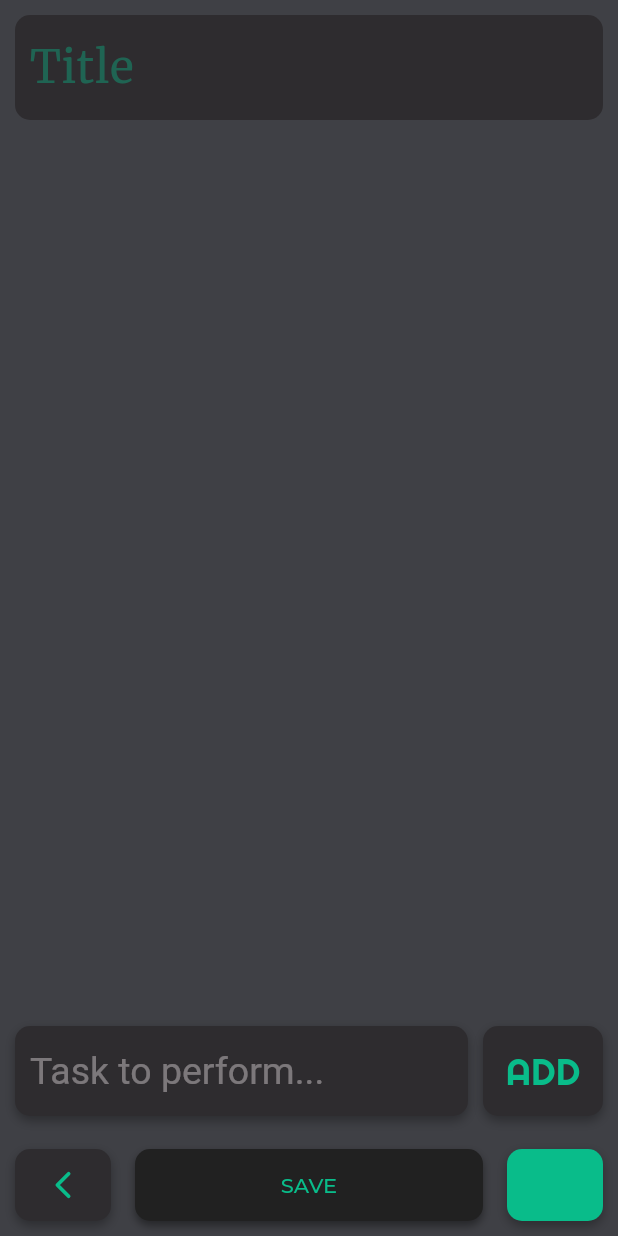
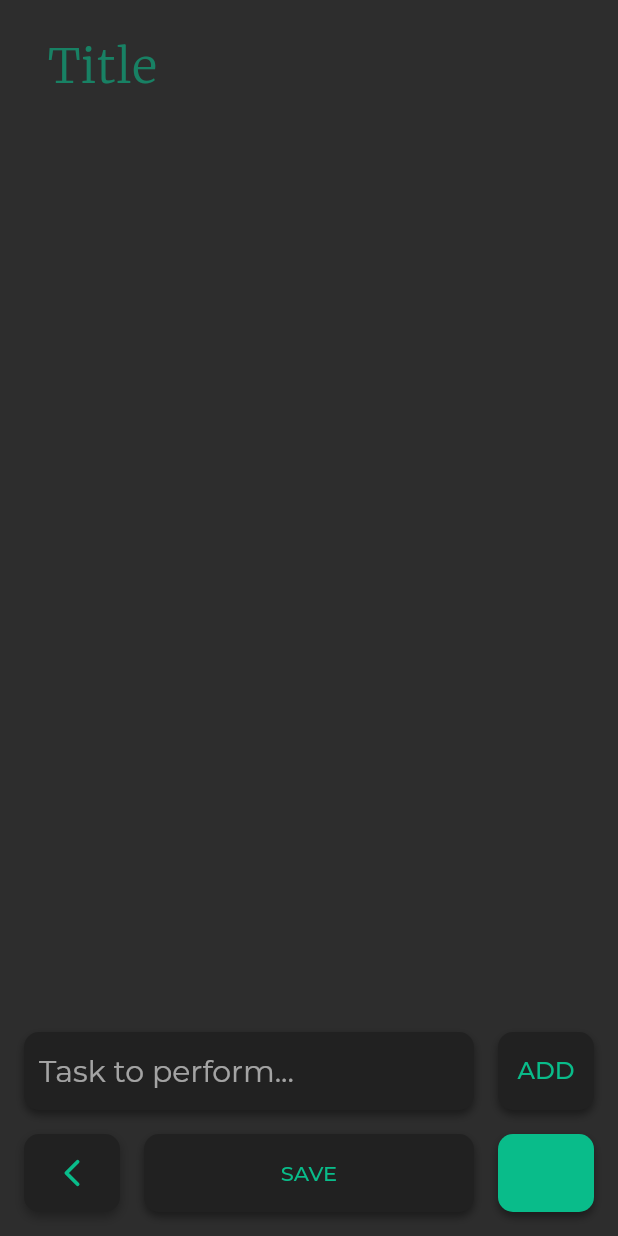
Before and after one commit to coffeekillsbugs/notable, a Flutter app: the NewTodoScreen screen opened by its route, on a phone screen of 412 x 824 dp. Run offline on Flutter 3.47's test engine with Material 2 defaults, Android fonts, the phone set to English and light mode, and no system bars; our stand-ins replace flutter_icons; Roboto replaces fonts that are missing (SourceSansPro).

Commit message:
improvements -> ui 16.0 bug fixes -> todo screen scroll

```diff
--- a/lib/Screens/homepage.dart
+++ b/lib/Screens/homepage.dart
@@ -26,8 +26,7 @@ class _HomePageState extends State<HomePage> {
         children: <Widget>[
           Container(
             child: ListView.builder(
-              padding: EdgeInsets.only(
-                  top: 5.0, bottom: 80.0, left: 10.0, right: 10.0),
+              padding: EdgeInsets.fromLTRB(16.0, 16.0, 16.0, 80.0),
               physics: BouncingScrollPhysics(),
               itemCount: noteList.length,
               itemBuilder: (context, index) => noteList[index].noteType == NoteType.SimpleNote ? NoteCard(index) : TodoCard(index),
--- a/lib/Screens/new_todo_screen.dart
+++ b/lib/Screens/new_todo_screen.dart
@@ -1,4 +1,6 @@
 import 'package:flutter/material.dart';
+import 'package:notes/providers/note_provider.dart';
+import 'package:provider/provider.dart';
 
 import '../configs/colors.dart';
 import '../components/footer_actions.dart';
@@ -15,16 +17,52 @@ class _NewTodoScreenState extends State<NewTodoScreen> {
   Widget build(BuildContext context) {
     // var _flavour = Provider.of<FlagProvider>(context).flavour;
     var _padding = MediaQuery.of(context).padding.top;
-    // var _width = MediaQuery.of(context).size.width;
+    var _height = MediaQuery.of(context).size.height - _padding;
+    var _itemList = Provider.of<NoteProvider>(context).itemList;
     return Scaffold(
-      backgroundColor: AppColor.gunMetal,
-      appBar: PreferredSize(
-        preferredSize: Size.fromHeight(90.0),
-        child: TodoAppBar(),
+      backgroundColor: AppColor.primaryColor,
+      body: SafeArea(
+        child: Container(
+          height: _height - 32.0,
+          margin: EdgeInsets.all(16.0),
+          child: Stack(
+            //mainAxisAlignment: MainAxisAlignment.end,
+            alignment: Alignment.bottomCenter,
+            children: <Widget>[
+              Padding(
+                padding:EdgeInsets.only(bottom: 68.0),
+                child: CustomScrollView(
+                  physics: BouncingScrollPhysics(),
+                  slivers: <Widget>[
+                    // Todo Title >>>--------------------->#
+                    SliverPersistentHeader(
+                      delegate: TodoHeader(maxHeight: 60.0, minHeight: 60.0),
+                      floating: true,
+                      pinned: false,
+                    ),
+                    // Todo List >>>--------------------->#
+                    SliverList(
+                      delegate: SliverChildBuilderDelegate(
+                        (context, index) => TodoBody(_padding, index),
+                        childCount: _itemList.length,
+                      ),
+                    ),
+                    //TodoBody(_padding),
+                  ],
+                ),
+              ),
+              // Todo Adder >>>------------------------>#
+              AddItem(),
+            ],
+          ),
+        ),
       ),
-      body: TodoBody(_padding),
-      bottomNavigationBar: Padding(
-        padding: EdgeInsets.all(10.0),
+      bottomNavigationBar: Container(
+        margin: EdgeInsets.only(
+          left: 16.0,
+          right: 16.0,
+          bottom: 16.0,
+        ),
         child: FooterActions(),
       ),
     );
--- a/lib/components/footer_actions.dart
+++ b/lib/components/footer_actions.dart
@@ -26,11 +26,11 @@ class _FooterActionsState extends State<FooterActions> {
               Navigator.pop(context);
             },
             child: Container(
-              height: 48.0,
+              height: 52.0,
               width: 64.0,
               decoration: BoxDecoration(
                 borderRadius: BorderRadius.circular(10.0),
-                color: AppColor.charlestonGreen,
+                color: AppColor.secondaryColor,
                 boxShadow: [
                   BoxShadow(
                     color: Colors.black.withOpacity(0.3),
@@ -58,7 +58,7 @@ class _FooterActionsState extends State<FooterActions> {
                 borderRadius: BorderRadius.circular(10.0),
                 splashColor: _flavour,
                 child: Container(
-                  height: 48.0,
+                  height: 52.0,
                   alignment: Alignment.center,
                   decoration: BoxDecoration(
                     borderRadius: BorderRadius.circular(10.0),
@@ -90,16 +90,16 @@ class _FooterActionsState extends State<FooterActions> {
           GestureDetector(
             onTap: modalSheet,
             child: Container(
-              height: 48.0,
+              height: 52.0,
               width: 64.0,
               decoration: BoxDecoration(
                 borderRadius: BorderRadius.circular(10.0),
                 color: _flavour,
                 boxShadow: [
                   BoxShadow(
-                    color: Colors.black.withOpacity(0.3),
+                    color: Colors.black.withOpacity(0.4),
                     offset: Offset(0.0, 3.0),
-                    blurRadius: 5.0,
+                    blurRadius: 4.0,
                   )
                 ],
               ),
--- a/lib/components/new_note_button.dart
+++ b/lib/components/new_note_button.dart
@@ -40,7 +40,7 @@ class NoteButtonState extends State<NoteButton>
     var _width = MediaQuery.of(context).size.width;
     var _change = Provider.of<NoteProvider>(context, listen: false);
     return Container(
-      margin: EdgeInsets.only(bottom: 20.0, left: _width - 80),
+      margin: EdgeInsets.only(bottom: 20.0, left: _width - 92.0),
       child: AnimatedBuilder(
         animation: noteController,
         builder: (context, child) => Transform.scale(
--- a/lib/components/new_todo_button.dart
+++ b/lib/components/new_todo_button.dart
@@ -37,7 +37,7 @@ class TodoButtonState extends State<TodoButton>
     var _width = MediaQuery.of(context).size.width;
     var _change = Provider.of<NoteProvider>(context, listen: false);
     return Container(
-      margin: EdgeInsets.only(bottom: 10.0, left: _width - 80),
+      margin: EdgeInsets.only(bottom: 10.0, left: _width - 92.0),
       child: AnimatedBuilder(
         animation: todoController,
         builder: (context, child) => Transform.scale(
@@ -54,7 +54,7 @@ class TodoButtonState extends State<TodoButton>
                   BoxShadow(
                     color: Colors.black.withOpacity(0.4),
                     offset: Offset(0.0, 3.0),
-                    blurRadius: 10.0,
+                    blurRadius: 4.0,
                   ),
                 ],
               ),
--- a/lib/components/note_card.dart
+++ b/lib/components/note_card.dart
@@ -37,8 +37,8 @@ class _NoteCardState extends State<NoteCard> {
           shadows: [
             BoxShadow(
               color: Colors.black.withOpacity(0.4),
-              offset: Offset(0.0, 2.0),
-              blurRadius: 40.0,
+              offset: Offset(0.0, 3.0),
+              blurRadius: 4.0,
             ),
           ],
         ),
--- a/lib/components/todo_card.dart
+++ b/lib/components/todo_card.dart
@@ -21,7 +21,7 @@ class _TodoCardState extends State<TodoCard> {
     return Padding(
       padding: EdgeInsets.symmetric(vertical: 10.0),
       child: Container(
-        height: 280,
+        height: 280.0,
         width: double.infinity,
         decoration: ShapeDecoration(
           color: _flavour,
@@ -36,7 +36,7 @@ class _TodoCardState extends State<TodoCard> {
               height: 60.0,
               width: double.infinity,
               decoration: ShapeDecoration(
-                color: AppColor.charlestonGreen,
+                color: AppColor.secondaryColor,
                 shape: RoundedRectangleBorder(
                   borderRadius: BorderRadius.circular(10.0),
                 ),
@@ -44,7 +44,7 @@ class _TodoCardState extends State<TodoCard> {
                   BoxShadow(
                     color: Colors.black.withOpacity(0.4),
                     offset: Offset(0.0, 3.0),
-                    blurRadius: 10.0,
+                    blurRadius: 4.0,
                   ),
                 ],
               ),
--- a/lib/components/todo_screen/todo_app_bar.dart
+++ b/lib/components/todo_screen/todo_app_bar.dart
@@ -8,15 +8,10 @@ class TodoAppBar extends StatelessWidget {
   @override
   Widget build(BuildContext context) {
     var _flavour = Provider.of<NoteProvider>(context).flavour;
-    return SafeArea(
-      child: Padding(
-        padding: EdgeInsets.symmetric(vertical: 10.0, horizontal: 10.0),
-        child: Container(
-          padding: EdgeInsets.symmetric(vertical: 5.0, horizontal: 10.0),
-          decoration: BoxDecoration(
-            color: AppColor.charlestonGreen,
-            borderRadius: BorderRadius.circular(10.0),
-          ),
+    return Container(
+      height: 60.0,
+      color: AppColor.primaryColor,
+      padding: EdgeInsets.symmetric(horizontal: 16.0),
       child: TextField(
         scrollPhysics: BouncingScrollPhysics(),
         // onSubmitted: (String value) {
@@ -29,22 +24,43 @@ class TodoAppBar extends StatelessWidget {
         cursorColor: _flavour,
         maxLines: 1,
         style: TextStyle(
-              color: _flavour,
-              fontSize: 30.0,
-              fontFamily: 'Merriweather',
-            ),
+            color: _flavour, fontSize: 30.0, fontFamily: 'Merriweather'),
         decoration: InputDecoration(
           border: InputBorder.none,
           hintText: 'Title',
           hintStyle: TextStyle(
-                color: _flavour.withAlpha(100),
-                fontSize: 30.0,
+            color: _flavour.withAlpha(150),
+            fontSize: 32.0,
             fontFamily: 'Merriweather',
-              ),
-            ),
+            fontWeight: FontWeight.w300,
           ),
         ),
       ),
     );
   }
 }
+
+
+class TodoHeader extends SliverPersistentHeaderDelegate {
+  TodoHeader({this.maxHeight, this.minHeight});
+
+  final double minHeight;
+  final double maxHeight;
+
+  @override
+  Widget build(
+      BuildContext context, double shrinkOffset, bool overlapsContent) {
+    return TodoAppBar();
+  }
+
+  @override
+  double get maxExtent => maxHeight;
+
+  @override
+  double get minExtent => minHeight;
+
+  @override
+  bool shouldRebuild(SliverPersistentHeaderDelegate oldDelegate) {
+    return false;
+  }
+}
--- a/lib/components/todo_screen/todo_body.dart
+++ b/lib/components/todo_screen/todo_body.dart
@@ -1,4 +1,5 @@
 import 'package:flutter/material.dart';
+import 'package:notes/components/todo_screen/todo_app_bar.dart';
 import 'package:provider/provider.dart';
 import 'package:flutter_icons/flutter_icons.dart';
 
@@ -6,60 +7,33 @@ import '../../configs/colors.dart';
 import '../../providers/note_provider.dart';
 
 class TodoBody extends StatelessWidget {
-  final _padding;
+  final _padding, _index;
 
-  TodoBody(this._padding);
+  TodoBody(this._padding, this._index);
   @override
   Widget build(BuildContext context) {
     var _flavour = Provider.of<NoteProvider>(context).flavour;
     var _height = MediaQuery.of(context).size.height - _padding;
     var _width = MediaQuery.of(context).size.width;
     var _itemList = Provider.of<NoteProvider>(context).itemList;
-    return Stack(
-      alignment: Alignment.bottomCenter,
-      children: <Widget>[
-        // Todo ListView Builder >>>----------------------->#
-        Container(
-          color: Colors.transparent,
-          height: _height - 160.0,
-          child: ListView.builder(
-            padding: EdgeInsets.symmetric(
-              horizontal: 10.0,
-            ),
-            physics: BouncingScrollPhysics(),
-            itemCount: _itemList.length,
-            itemBuilder: (context, index) => _itemList.length == 0 ? Center(child: Text('Add Items'),) : Padding(
-              padding: EdgeInsets.symmetric(vertical: 5.0),
-              child: Container(
-                alignment: Alignment.center,
-                padding: EdgeInsets.symmetric(vertical: 5.0, horizontal: 10.0),
-                height: 50.0,
-                decoration: BoxDecoration(
-                  color: AppColor.gunMetal,
-                  borderRadius: BorderRadius.circular(10.0),
-                  boxShadow: [
-                    BoxShadow(
-                      color: Colors.black.withOpacity(0.3),
-                      offset: Offset(0.0, 0.0),
-                      blurRadius: 5.0,
-                    )
-                  ],
-                ),
+    return Container(
+      margin: EdgeInsets.symmetric(vertical: 8.0, horizontal: 16.0,),
       child: Row(
         mainAxisAlignment: MainAxisAlignment.spaceBetween,
         children: <Widget>[
           Container(
-                      width: _width - 80.0,
+            width: _width - 140.0,
             child: SingleChildScrollView(
               scrollDirection: Axis.horizontal,
               physics: BouncingScrollPhysics(),
               child: Text(
-                          _itemList[index].text,
+                _itemList[_index].text,
                 overflow: TextOverflow.ellipsis,
                 style: TextStyle(
                   color: AppColor.isabelline,
-                            fontSize: 22.0,
-                            fontFamily: 'SourceSansPro',
+                  fontSize: 20.0,
+                  fontFamily: 'Montserrat',
+                  fontWeight: FontWeight.w300,
                 ),
               ),
             ),
@@ -77,14 +51,6 @@ class TodoBody extends StatelessWidget {
           ),
         ],
       ),
-              ),
-            ),
-          ),
-        ),
-        SizedBox(height: 10.0),
-        // Todo Adder >>>------------------------>#
-        AddItem(),
-      ],
     );
   }
 }
@@ -103,32 +69,32 @@ class _AddItemState extends State<AddItem> {
 
     super.dispose();
   }
+
   @override
   Widget build(BuildContext context) {
     var _flavour = Provider.of<NoteProvider>(context).flavour;
     var _width = MediaQuery.of(context).size.width;
     var _addItem = Provider.of<NoteProvider>(context, listen: false);
-    return Padding(
-      padding: EdgeInsets.only(bottom: 10.0, left: 10.0, right: 10.0),
-      child: Container(
+    return Container(
       color: Colors.transparent,
-        height: 60.0,
+      height: 52.0,
       child: Row(
         mainAxisAlignment: MainAxisAlignment.spaceBetween,
         children: <Widget>[
+          // Add Item textfield >>>-------------------->#
           Container(
             alignment: Alignment.center,
             padding: EdgeInsets.symmetric(horizontal: 10.0),
-              width: _width - 110.0,
-              height: 60.0,
+            width: _width - 112.0,
+            height: 52.0,
             decoration: BoxDecoration(
-                color: AppColor.charlestonGreen,
+              color: AppColor.secondaryColor,
               borderRadius: BorderRadius.circular(10.0),
               boxShadow: [
                 BoxShadow(
-                    color: Colors.black.withOpacity(0.3),
+                  color: Colors.black.withOpacity(0.4),
                   offset: Offset(0.0, 3.0),
-                    blurRadius: 5.0,
+                  blurRadius: 4.0,
                 )
               ],
             ),
@@ -144,38 +110,42 @@ class _AddItemState extends State<AddItem> {
               cursorColor: AppColor.isabelline,
               maxLines: 1,
               style: TextStyle(
-                  color: AppColor.isabelline,
-                  fontSize: 25.0,
-                  fontFamily: 'SourceSansPro',
+                color: Colors.white,
+                fontSize: 20.0,
+                fontFamily: 'Montserrat',
+                fontWeight: FontWeight.w300,
               ),
               decoration: InputDecoration(
                 border: InputBorder.none,
                 hintText: 'Task to perform...',
                 hintStyle: TextStyle(
-                    color: AppColor.isabelline.withAlpha(100),
-                    fontSize: 25.0,
-                    fontFamily: 'SourceSansPro',
+                  color: Colors.white.withAlpha(150),
+                  fontSize: 20.0,
+                  fontFamily: 'Montserrat',
+                  fontWeight: FontWeight.w300,
                 ),
               ),
             ),
           ),
+          SizedBox(width: 16.0),
+          // Add Item button >>>---------------------->#
           GestureDetector(
             onTap: () {
-                if(_itemController.text.isNotEmpty)
+              if (_itemController.text.isNotEmpty)
                 _addItem.addItem(_itemController.text);
             },
             child: Container(
               alignment: Alignment.center,
-                width: 80.0,
-                height: 60.0,
+              width: 64.0,
+              height: 52.0,
               decoration: BoxDecoration(
-                  color: AppColor.charlestonGreen,
+                color: AppColor.secondaryColor,
                 borderRadius: BorderRadius.circular(10.0),
                 boxShadow: [
                   BoxShadow(
-                      color: Colors.black.withOpacity(0.3),
+                    color: Colors.black.withOpacity(0.4),
                     offset: Offset(0.0, 3.0),
-                      blurRadius: 5.0,
+                    blurRadius: 4.0,
                   )
                 ],
               ),
@@ -183,15 +153,15 @@ class _AddItemState extends State<AddItem> {
                 'ADD',
                 style: TextStyle(
                   color: _flavour,
-                    fontSize: 25.0,
-                    fontFamily: 'Righteous',
+                  fontSize: 16.0,
+                  fontFamily: 'Montserrat',
+                  fontWeight: FontWeight.w500,
                 ),
               ),
             ),
           ),
         ],
       ),
-      ),
     );
   }
 }
--- a/lib/configs/colors.dart
+++ b/lib/configs/colors.dart
@@ -18,7 +18,7 @@ class AppColor {
   static const Color magentaProcess = Color(0xFFf90093);
   static const Color almostWhite = Color(0xFFE5E6E8);
 
-  static const Color primaryColor = Color(0xFF121212);
+  static const Color primaryColor = Color(0xFF2D2D2D);
   static const Color secondaryColor = Color(0xFF212121);
   static const Color brandViolet = Color(0xFF7700A6);
   static const Color brandPink = Color(0xFFFE00FE);
```
Also changed, not shown: lib/Screens/new_note_screen.dart (+6 -4 lines), lib/components/bottom_floater.dart (+5 -5 lines), lib/components/notable_app_bar.dart (+12 -3 lines), lib/components/note_body.dart (+26 -28 lines), lib/components/text_styling.dart (+10 -9 lines). Lines whose indentation alone changed are shown as unchanged.
